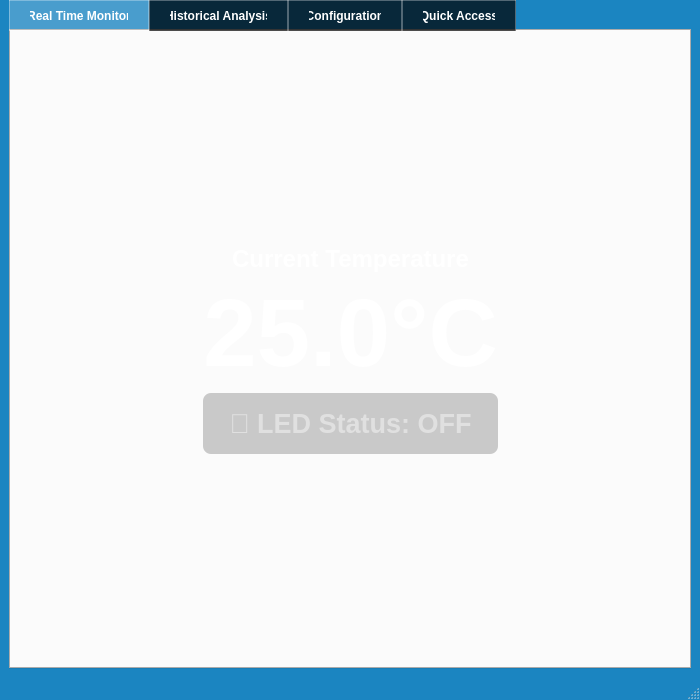
Before: the Qt Designer form Modern_Cpp_Project/Implementation/server/server.ui in salah0eldin/Embedded_Linux_Diploma_Projects, drawn with Qt 5.
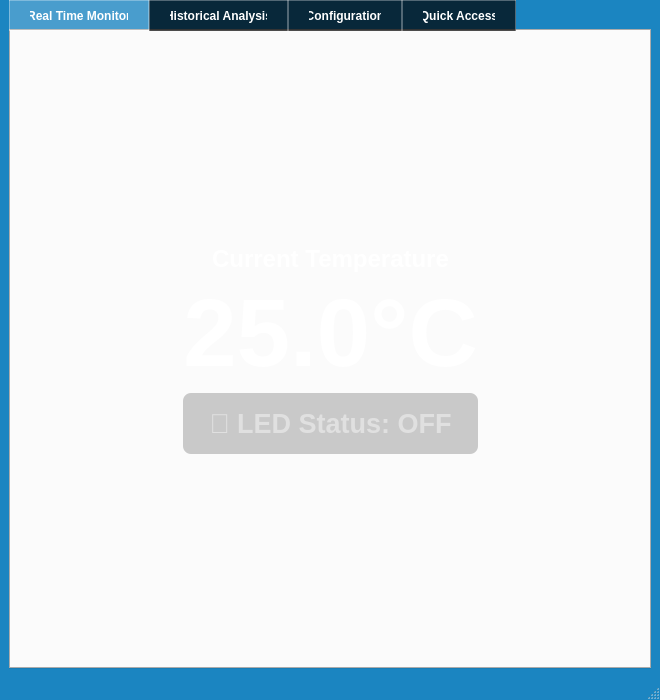
After: the same form once the commit is applied. Icons and pictures are not drawn.

Commit message: server good

The edit to the form file:
```diff
--- a/Modern_Cpp_Project/Implementation/server/server.ui
+++ b/Modern_Cpp_Project/Implementation/server/server.ui
@@ -6,7 +6,7 @@
    <rect>
     <x>0</x>
     <y>0</y>
-    <width>700</width>
+    <width>660</width>
     <height>700</height>
    </rect>
   </property>
```
